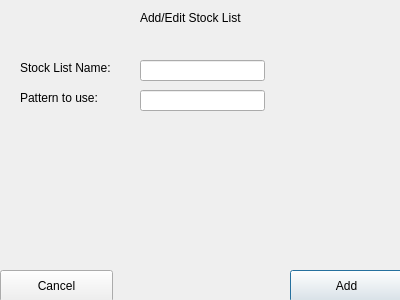
RichardAppen/MarketObserver, file addstocklistdialog.ui: the form before one commit.
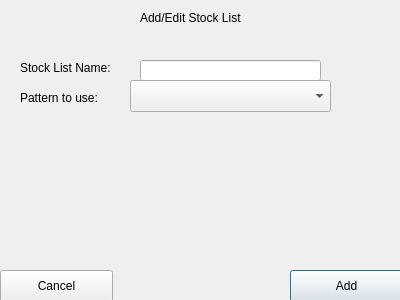
The form after the commit.

The edit to the form file:
```diff
--- a/addstocklistdialog.ui
+++ b/addstocklistdialog.ui
@@ -13,22 +13,12 @@
   <property name="windowTitle">
    <string>Dialog</string>
   </property>
-  <widget class="QLineEdit" name="patternToUseLineEdit">
-   <property name="geometry">
-    <rect>
-     <x>140</x>
-     <y>90</y>
-     <width>125</width>
-     <height>21</height>
-    </rect>
-   </property>
-  </widget>
   <widget class="QLineEdit" name="stockListNameLineEdit">
    <property name="geometry">
     <rect>
      <x>140</x>
      <y>60</y>
-     <width>125</width>
+     <width>181</width>
      <height>21</height>
     </rect>
    </property>
@@ -98,6 +88,16 @@
     <string>Cancel</string>
    </property>
   </widget>
+  <widget class="QComboBox" name="patternToUseComboBox">
+   <property name="geometry">
+    <rect>
+     <x>130</x>
+     <y>80</y>
+     <width>201</width>
+     <height>32</height>
+    </rect>
+   </property>
+  </widget>
  </widget>
  <resources/>
  <connections/>
```
